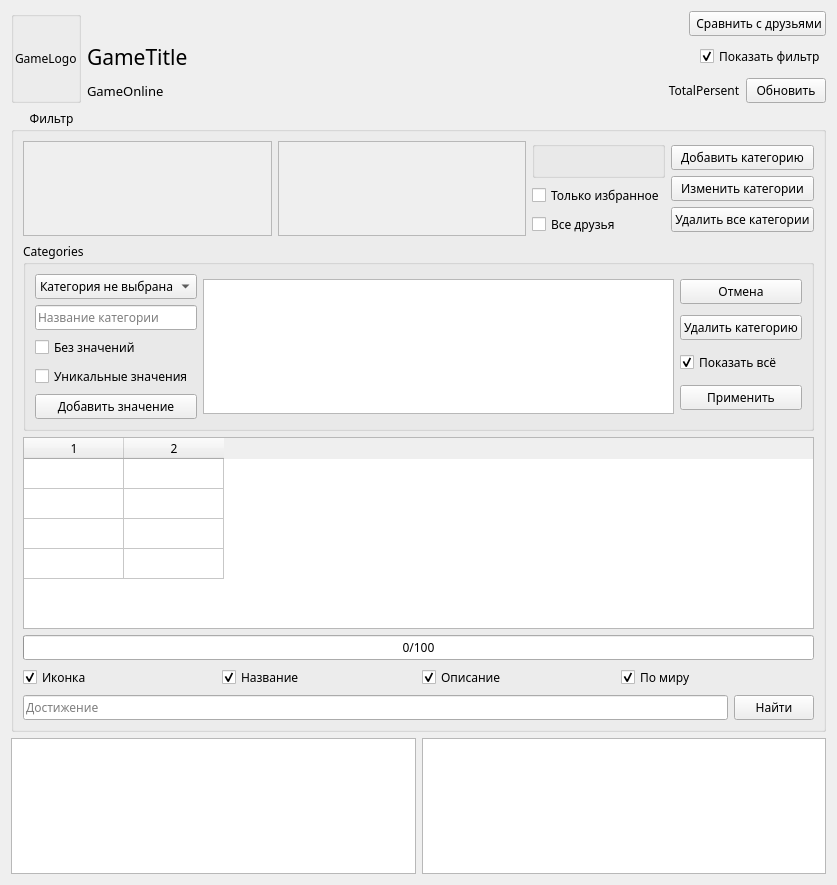
Old version of the form AraSteamManager/subform/formachievements.ui in the repository Arankir/AraSteamManager.
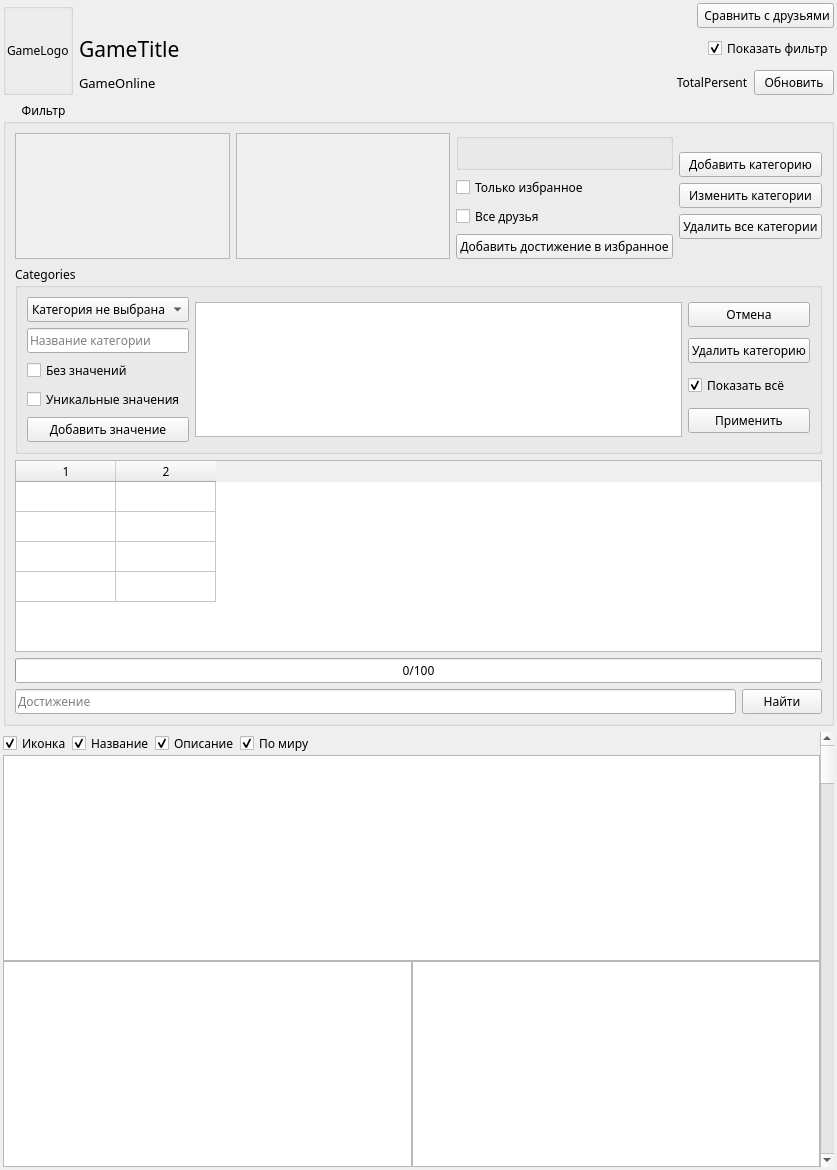
New version of the form.

```diff
--- a/AraSteamManager/subform/formachievements.ui
+++ b/AraSteamManager/subform/formachievements.ui
@@ -7,7 +7,7 @@
     <x>0</x>
     <y>0</y>
     <width>837</width>
-    <height>885</height>
+    <height>1170</height>
    </rect>
   </property>
   <property name="font">
@@ -18,7 +18,19 @@
   <property name="windowTitle">
    <string>SteamAchievementsStatistic</string>
   </property>
-  <layout class="QVBoxLayout" name="verticalLayout_7">
+  <layout class="QVBoxLayout" name="verticalLayout_8">
+   <property name="leftMargin">
+    <number>3</number>
+   </property>
+   <property name="topMargin">
+    <number>3</number>
+   </property>
+   <property name="rightMargin">
+    <number>3</number>
+   </property>
+   <property name="bottomMargin">
+    <number>3</number>
+   </property>
    <item>
     <layout class="QHBoxLayout" name="horizontalLayout_4">
      <item>
@@ -231,8 +243,8 @@
             <rect>
              <x>0</x>
              <y>0</y>
-             <width>262</width>
-             <height>89</height>
+             <width>234</width>
+             <height>118</height>
             </rect>
            </property>
           </widget>
@@ -254,8 +266,8 @@
             <rect>
              <x>0</x>
              <y>0</y>
-             <width>261</width>
-             <height>89</height>
+             <width>233</width>
+             <height>118</height>
             </rect>
            </property>
           </widget>
@@ -286,6 +298,13 @@
               </property>
              </widget>
             </item>
+            <item>
+             <widget class="QPushButton" name="ButtonFavorite">
+              <property name="text">
+               <string>Добавить достижение в избранное</string>
+              </property>
+             </widget>
+            </item>
            </layout>
           </item>
          </layout>
@@ -516,6 +535,40 @@
        </widget>
       </item>
       <item>
+       <layout class="QHBoxLayout" name="horizontalLayout_3">
+        <item>
+         <widget class="QLineEdit" name="LineEditNameAchievements">
+          <property name="placeholderText">
+           <string>Достижение</string>
+          </property>
+         </widget>
+        </item>
+        <item>
+         <widget class="QPushButton" name="ButtonFindAchievement">
+          <property name="enabled">
+           <bool>true</bool>
+          </property>
+          <property name="text">
+           <string>Найти</string>
+          </property>
+         </widget>
+        </item>
+       </layout>
+      </item>
+     </layout>
+    </widget>
+   </item>
+   <item>
+    <layout class="QHBoxLayout" name="horizontalLayout_10">
+     <property name="spacing">
+      <number>0</number>
+     </property>
+     <item>
+      <layout class="QVBoxLayout" name="verticalLayout_7">
+       <property name="spacing">
+        <number>0</number>
+       </property>
+       <item>
        <layout class="QHBoxLayout" name="horizontalLayout_8">
         <item>
          <widget class="QCheckBox" name="CheckBoxCompareIcon">
@@ -557,36 +610,63 @@
           </property>
          </widget>
         </item>
-       </layout>
-      </item>
       <item>
-       <layout class="QHBoxLayout" name="horizontalLayout_3">
-        <item>
-         <widget class="QLineEdit" name="LineEditNameAchievements">
-          <property name="placeholderText">
-           <string>Достижение</string>
-          </property>
-         </widget>
-        </item>
-        <item>
-         <widget class="QPushButton" name="ButtonFindAchievement">
-          <property name="enabled">
-           <bool>true</bool>
-          </property>
-          <property name="text">
-           <string>Найти</string>
-          </property>
-         </widget>
+          <spacer name="horizontalSpacer_4">
+           <property name="orientation">
+            <enum>Qt::Horizontal</enum>
+           </property>
+           <property name="sizeHint" stdset="0">
+            <size>
+             <width>40</width>
+             <height>20</height>
+            </size>
+           </property>
+          </spacer>
         </item>
        </layout>
       </item>
-     </layout>
+       <item>
+        <widget class="QTableWidget" name="TableWidgetHorizontalHeaderAchievements">
+         <property name="horizontalScrollBarPolicy">
+          <enum>Qt::ScrollBarAlwaysOff</enum>
+         </property>
+         <attribute name="horizontalHeaderStretchLastSection">
+          <bool>true</bool>
+         </attribute>
+         <attribute name="verticalHeaderVisible">
+          <bool>false</bool>
+         </attribute>
+         <attribute name="verticalHeaderStretchLastSection">
+          <bool>true</bool>
+         </attribute>
     </widget>
    </item>
    <item>
     <layout class="QHBoxLayout" name="horizontalLayout_5">
+         <property name="spacing">
+          <number>0</number>
+         </property>
      <item>
       <widget class="QTableWidget" name="TableWidgetAchievements">
+           <property name="verticalScrollBarPolicy">
+            <enum>Qt::ScrollBarAlwaysOff</enum>
+           </property>
+           <property name="editTriggers">
+            <set>QAbstractItemView::SelectedClicked</set>
+           </property>
+           <property name="selectionBehavior">
+            <enum>QAbstractItemView::SelectRows</enum>
+           </property>
+           <attribute name="horizontalHeaderVisible">
+            <bool>false</bool>
+           </attribute>
+           <attribute name="horizontalHeaderStretchLastSection">
+            <bool>true</bool>
+           </attribute>
+          </widget>
+         </item>
+         <item>
+          <widget class="QTableWidget" name="TableWidgetCategory">
        <property name="selectionBehavior">
         <enum>QAbstractItemView::SelectRows</enum>
        </property>
@@ -596,12 +676,19 @@
        <attribute name="horizontalHeaderHighlightSections">
         <bool>false</bool>
        </attribute>
-      </widget>
-     </item>
+           <attribute name="verticalHeaderVisible">
+            <bool>false</bool>
+           </attribute>
+          </widget>
+         </item>
+        </layout>
+       </item>
+      </layout>
+     </item>
      <item>
-      <widget class="QTableWidget" name="TableWidgetCompareAchievements">
-       <property name="selectionBehavior">
-        <enum>QAbstractItemView::SelectRows</enum>
+      <widget class="QScrollBar" name="VerticalScrollBarTableAchievements">
+       <property name="orientation">
+        <enum>Qt::Vertical</enum>
        </property>
       </widget>
      </item>
```
Left out of the diff: 2 changed lines with no effect on the pictures. Lines whose indentation alone changed are shown as unchanged.
